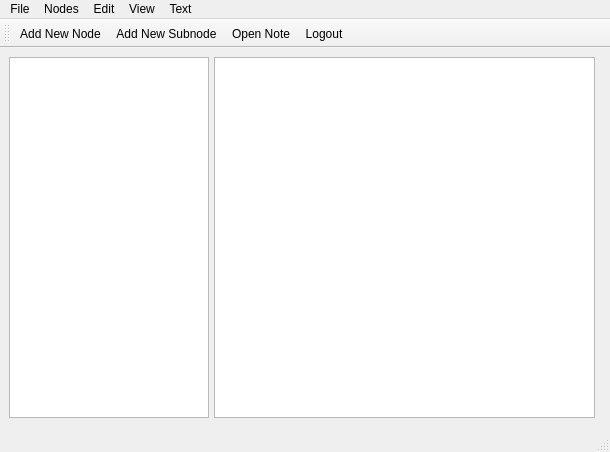
Old version of the form 3_Solution/TestConexiune/QClient/QClient.ui in the repository Aleexuta/POO-Proiect-NOrg.
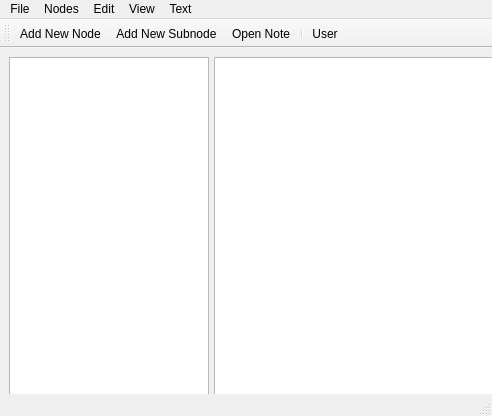
New version of the form. Icons and pictures are not drawn.

Commit message: user window

```diff
--- a/3_Solution/TestConexiune/QClient/QClient.ui
+++ b/3_Solution/TestConexiune/QClient/QClient.ui
@@ -6,8 +6,8 @@
    <rect>
     <x>0</x>
     <y>0</y>
-    <width>610</width>
-    <height>452</height>
+    <width>492</width>
+    <height>416</height>
    </rect>
   </property>
   <property name="focusPolicy">
@@ -109,7 +109,7 @@
     <rect>
      <x>0</x>
      <y>0</y>
-     <width>610</width>
+     <width>492</width>
      <height>22</height>
     </rect>
    </property>
@@ -185,7 +185,8 @@
    <addaction name="actionAdd_New_Node"/>
    <addaction name="actionAdd_New_Subnode"/>
    <addaction name="actionOpen_Note"/>
-   <addaction name="actionLogout"/>
+   <addaction name="separator"/>
+   <addaction name="actionUser"/>
   </widget>
   <widget class="QStatusBar" name="statusBar"/>
   <action name="actionNew">
@@ -353,6 +354,11 @@
     <string>Logout</string>
    </property>
   </action>
+  <action name="actionUser">
+   <property name="text">
+    <string>User</string>
+   </property>
+  </action>
  </widget>
  <layoutdefault spacing="6" margin="11"/>
  <resources>
```
Left out of the diff: 1 changed line with no effect on the pictures. The commit also changes 21 other files.
